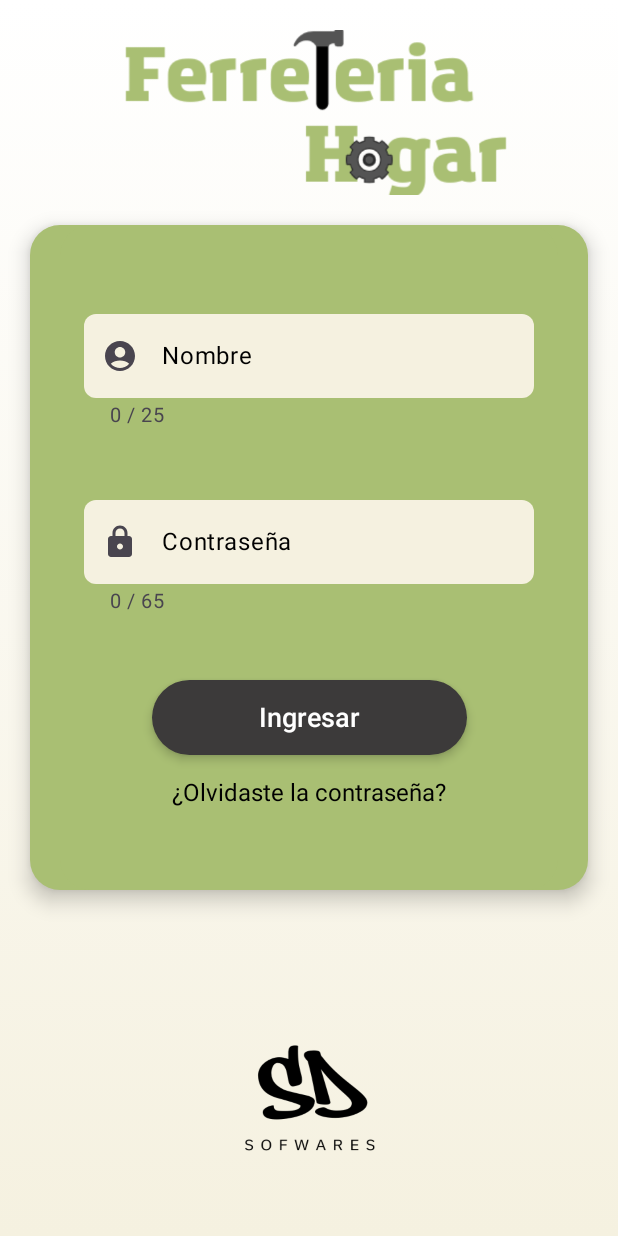
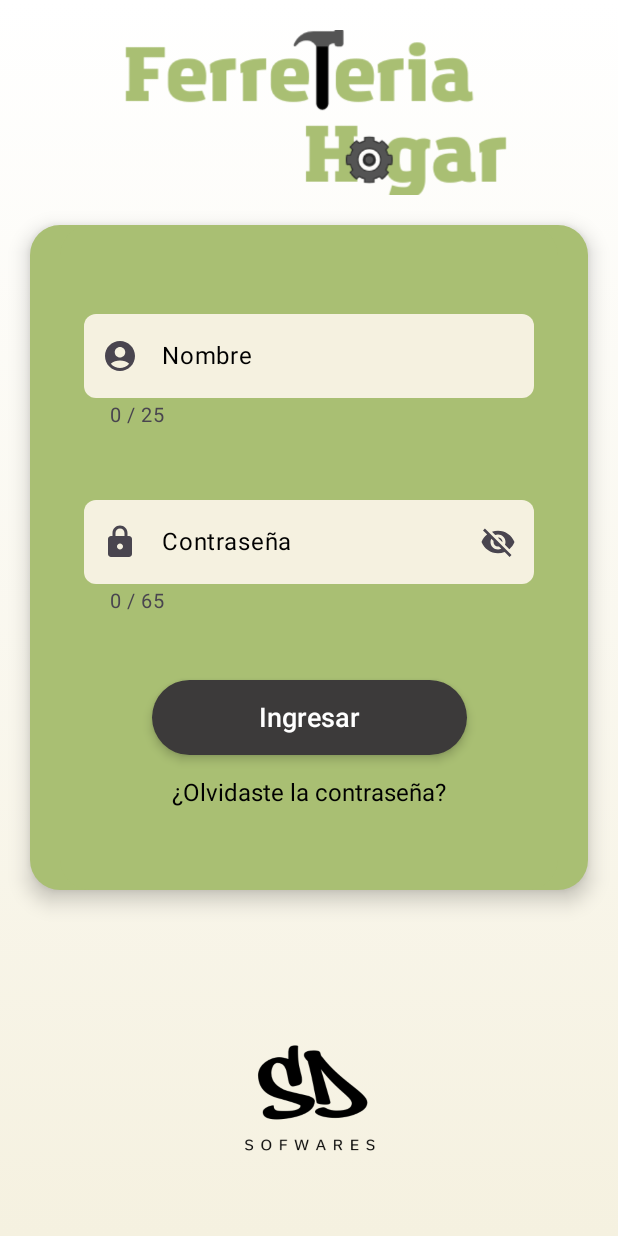
Before and after one commit to DiegoOC111/FerreteriaHogar, an Android app built with Jetpack Compose: the screen it shows after launch (MainActivity), on a phone screen of 412 x 824 dp. Run offline under Robolectric (Android 15) with nearby library versions, the phone set to English and light mode, and no system bars; our stand-ins replace accompanist.

Commit message:
Validación camara - Contraseña visible
Implementado:
- Camara no agrega productos que no esten en JSON y ademas resalta el error.
- Login ahora tiene un boton para mostrar y ocultar contraseña.
- App ahora tiene otro tema (Oscuro) para mostrar correctamente la barra de notificaciones de cada celular.

```diff
--- a/app/build.gradle.kts
+++ b/app/build.gradle.kts
@@ -83,4 +83,8 @@ dependencies {
     implementation("androidx.navigation:navigation-compose:2.9.5")
 
     implementation("androidx.core:core-splashscreen:1.0.1")
+
+    implementation("androidx.compose.material:material-icons-extended:1.7.5")
+
+    implementation("com.google.accompanist:accompanist-systemuicontroller:0.34.0")
 }
--- a/app/src/main/java/com/example/ferreteriahogar/MainActivity.kt
+++ b/app/src/main/java/com/example/ferreteriahogar/MainActivity.kt
@@ -21,9 +21,12 @@ import com.example.ferreteriahogar.ui.theme.FerreteriaHogarTheme
 import kotlinx.coroutines.delay
 import kotlinx.coroutines.launch
 import androidx.compose.material3.Scaffold
+import androidx.compose.runtime.SideEffect
 import androidx.compose.ui.Modifier
+import androidx.compose.ui.graphics.Color
 import androidx.lifecycle.viewmodel.compose.viewModel
 import com.example.ferreteriahogar.viewModels.InventoryViewModel
+import com.google.accompanist.systemuicontroller.rememberSystemUiController
 
 class MainActivity : ComponentActivity() {
     override fun onCreate(savedInstanceState: Bundle?) {
@@ -39,6 +42,13 @@ class MainActivity : ComponentActivity() {
         enableEdgeToEdge()
 
         setContent {
+            val systemUiController = rememberSystemUiController()
+            SideEffect {
+                systemUiController.setStatusBarColor(
+                    color = Color.Transparent,
+                    darkIcons = true
+                )
+            }
             val navController = rememberNavController()
             Box(modifier = androidx.compose.ui.Modifier.padding(WindowInsets.systemBars.asPaddingValues())) {
                 val viewModel: InventoryViewModel = viewModel()
--- a/app/src/main/java/com/example/ferreteriahogar/ui/screens/Login.kt
+++ b/app/src/main/java/com/example/ferreteriahogar/ui/screens/Login.kt
@@ -6,6 +6,8 @@ import androidx.compose.foundation.clickable
 import androidx.compose.foundation.layout.*
 import androidx.compose.foundation.shape.RoundedCornerShape
 import androidx.compose.material.icons.Icons
+import androidx.compose.material.icons.filled.Visibility
+import androidx.compose.material.icons.filled.VisibilityOff
 import androidx.compose.material.icons.rounded.AccountCircle
 import androidx.compose.material.icons.rounded.Lock
 import androidx.compose.material3.*
@@ -160,6 +162,21 @@ fun Login(paddingValues: PaddingValues, navController: NavController) {
                             },
                             visualTransformation = if (passwordVisible)
                                 VisualTransformation.None else PasswordVisualTransformation(),
+                            trailingIcon = @androidx.compose.runtime.Composable {
+                                IconButton(onClick = { passwordVisible = !passwordVisible }) {
+                                    if (passwordVisible) {
+                                        Icon(
+                                            imageVector = Icons.Filled.Visibility,
+                                            contentDescription = "Ocultar contraseña"
+                                        )
+                                    } else {
+                                        Icon(
+                                            imageVector = Icons.Filled.VisibilityOff,
+                                            contentDescription = "Mostrar contraseña"
+                                        )
+                                    }
+                                }
+                            },
                             shape = RoundedCornerShape(8.dp),
                             modifier = Modifier
                                 .fillMaxWidth()
```
Also changed, not shown: app/src/main/java/com/example/ferreteriahogar/ui/screens/Hoja_Inventario.kt (+50 -15 lines).
